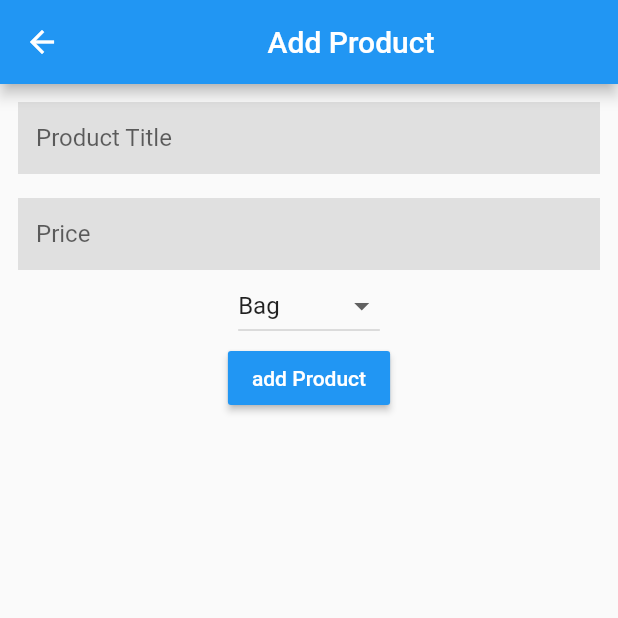
After one commit to cristianfchq/proyWedevsFlutter, a Flutter app: the screen it shows after launch, after a tap on the "add" icon, on a phone screen of 412 x 824 dp, the top half of it. The commit adds this screen. Run offline on Flutter 3.47's test engine with Material 2 defaults, Android fonts, the phone set to English and light mode, and no system bars; our stand-ins replace cloud_firestore, flutter_svg, font_awesome_flutter, get_it, google_fonts; accounts and stored records are empty.

Commit message:
firebase + flutter funcionando

```diff
--- a/lib/bottomNavigationInferior.dart
+++ b/lib/bottomNavigationInferior.dart
@@ -1,7 +1,9 @@
-import 'package:covid19/graphScreenBolivia.dart';
+
+import 'package:covid19/ui/views/bolivia/graphScreenBolivia.dart';
 import 'package:covid19/principalScreen.dart';
 import 'package:flutter/material.dart';
 import 'package:font_awesome_flutter/font_awesome_flutter.dart';
+
 // https://pub.dev/packages/font_awesome_flutter
 // and added
 // font_awesome_flutter: ^8.8.1 in the puscpec.yaml file
--- /dev/null
+++ b/lib/core/models/product.model.dart
@@ -0,0 +1,22 @@
+class Product {
+  String id;
+  String price;
+  String name;
+  String img;
+
+  Product({this.id, this.price, this.name,this.img});
+
+  Product.fromMap(Map snapshot,String id) :
+        id = id ?? '',
+        price = snapshot['price'] ?? '',
+        name = snapshot['name'] ?? '',
+        img = snapshot['img'] ?? '';
+
+  toJson() {
+    return {
+      "price": price,
+      "name": name,
+      "img": img,
+    };
+  }
+}
--- /dev/null
+++ b/lib/core/services/api.dart
@@ -0,0 +1,31 @@
+import 'package:cloud_firestore/cloud_firestore.dart';
+import 'dart:async';
+class Api{
+  final Firestore _db = Firestore.instance;
+  final String path;
+  CollectionReference ref;
+
+  Api( this.path ) {
+    ref = _db.collection(path);
+  }
+
+  Future<QuerySnapshot> getDataCollection() {
+    return ref.getDocuments() ;
+  }
+  Stream<QuerySnapshot> streamDataCollection() {
+    return ref.snapshots() ;
+  }
+  Future<DocumentSnapshot> getDocumentById(String id) {
+    return ref.document(id).get();
+  }
+  Future<void> removeDocument(String id){
+    return ref.document(id).delete();
+  }
+  Future<DocumentReference> addDocument(Map data) {
+    return ref.add(data);
+  }
+  Future<void> updateDocument(Map data , String id) {
+    return ref.document(id).updateData(data) ;
+  }
+
+}
--- /dev/null
+++ b/lib/core/viewmodels/CRUDModel.dart
@@ -0,0 +1,48 @@
+import 'dart:async';
+import 'package:flutter/material.dart';
+import '../../locator.dart';
+import '../services/api.dart';
+import 'package:covid19/core/models/product.model.dart';
+import 'package:cloud_firestore/cloud_firestore.dart';
+
+class CRUDModel extends ChangeNotifier {
+  Api _api = locator<Api>();
+
+  List<Product> products;
+
+
+  Future<List<Product>> fetchProducts() async {
+    var result = await _api.getDataCollection();
+    products = result.documents
+        .map((doc) => Product.fromMap(doc.data, doc.documentID))
+        .toList();
+    return products;
+  }
+
+  Stream<QuerySnapshot> fetchProductsAsStream() {
+    return _api.streamDataCollection();
+  }
+
+  Future<Product> getProductById(String id) async {
+    var doc = await _api.getDocumentById(id);
+    return  Product.fromMap(doc.data, doc.documentID) ;
+  }
+
+
+  Future removeProduct(String id) async{
+     await _api.removeDocument(id) ;
+     return ;
+  }
+  Future updateProduct(Product data,String id) async{
+    await _api.updateDocument(data.toJson(), id) ;
+    return ;
+  }
+
+  Future addProduct(Product data) async{
+    var result  = await _api.addDocument(data.toJson()) ;
+
+    return ;
+
+  }
+
+}
--- /dev/null
+++ b/lib/locator.dart
@@ -0,0 +1,12 @@
+import 'package:get_it/get_it.dart';
+
+import './core/services/api.dart';
+import './core/viewmodels/CRUDModel.dart';
+
+
+GetIt locator = GetIt.instance;
+
+void setupLocator() {
+  locator.registerLazySingleton(() => Api('products'));
+  locator.registerLazySingleton(() => CRUDModel()) ;
+}
--- a/lib/main.dart
+++ b/lib/main.dart
@@ -1,15 +1,46 @@
 import 'package:flutter/material.dart';
-import 'package:covid19/bottomNavigationInferior.dart';
+import 'package:provider/provider.dart';
+import './ui/router.dart';
+import './locator.dart';
+import './core/viewmodels/CRUDModel.dart';
 
-void main() => runApp(MyApp());
+
+void main() {
+  setupLocator();
+  runApp(MyApp());
+}
 
 class MyApp extends StatelessWidget {
   @override
   Widget build(BuildContext context) {
-    return MaterialApp(
-      title: 'Material App',
-      debugShowCheckedModeBanner: false,
-      home: BottomNavigationInferior(),
+    return MultiProvider(
+      providers: [
+        ChangeNotifierProvider(create: (_) => locator<CRUDModel>()),
+      ],
+      child: MaterialApp(
+        debugShowCheckedModeBanner: false,
+        initialRoute: '/',
+        title: 'Material App',
+        theme: ThemeData(),
+        routes: getAplicationRoutes(),
+        onGenerateRoute: Router.generateRoute,
+      ),
     );
   }
 }
+
+// import 'package:flutter/material.dart';
+// import 'package:covid19/bottomNavigationInferior.dart';
+
+// void main() => runApp(MyApp());
+
+// class MyApp extends StatelessWidget {
+//   @override
+//   Widget build(BuildContext context) {
+//     return MaterialApp(
+//       title: 'Material App',
+//       debugShowCheckedModeBanner: false,
+//       home: BottomNavigationInferior(),
+//     );
+//   }
+// }
--- /dev/null
+++ b/lib/ui/router.dart
@@ -0,0 +1,28 @@
+import 'package:covid19/ui/views/ModifyProduct.dart';
+import 'package:flutter/material.dart';
+import 'package:flutter/widgets.dart';
+
+import './views/homeView.dart';
+import './views/addProduct.dart';
+import './views/productDetails.dart';
+
+Map<String, WidgetBuilder> getAplicationRoutes() {
+  return <String, WidgetBuilder>{
+    '/'               : (BuildContext context) => HomeView(),
+    '/addProduct'     : (BuildContext context) => AddProduct(),
+    '/productDetails' : (BuildContext context) => ProductDetails(product: ModalRoute.of(context).settings.arguments),
+    '/productModify'  : (BuildContext context) => ModifyProduct(product: ModalRoute.of(context).settings.arguments)
+  };
+}
+
+class Router {
+  static Route<dynamic> generateRoute(RouteSettings settings) {
+    return MaterialPageRoute(
+      builder: (_) => Scaffold(
+        body: Center(
+          child: Text('No route defined for ${settings.name}'),
+        ),
+      ),
+    );
+  }
+}
--- /dev/null
+++ b/lib/ui/views/ModifyProduct.dart
@@ -0,0 +1,108 @@
+import 'package:flutter/material.dart';
+import 'package:covid19/core/models/product.model.dart';
+import 'package:covid19/core/viewmodels/CRUDModel.dart';
+import 'package:provider/provider.dart';
+
+
+class ModifyProduct extends StatefulWidget {
+  final Product product;
+
+  ModifyProduct({@required this.product});
+
+  @override
+  _ModifyProductState createState() => _ModifyProductState();
+}
+
+class _ModifyProductState extends State<ModifyProduct> {
+  final _formKey = GlobalKey<FormState>();
+
+  String productType ;
+
+  String title ;
+
+  String price ;
+
+  @override
+  Widget build(BuildContext context) {
+    final productProvider = Provider.of<CRUDModel>(context);
+    productType =  widget.product.img[0].toUpperCase() + widget.product.img.substring(1);
+    return Scaffold(
+      appBar: AppBar(
+        title: Center(
+          child: Text('Modify Product Details'),
+        ),
+      ),
+      body: Padding(
+        padding: EdgeInsets.all(12),
+        child: Form(
+          key: _formKey,
+          child: Column(
+            children: <Widget>[
+              TextFormField(
+                  initialValue: widget.product.name,
+                  decoration: InputDecoration(
+                    border: InputBorder.none,
+                    hintText: 'Product Title',
+                    fillColor: Colors.grey[300],
+                    filled: true,
+                  ),
+                  validator: (value) {
+                    if (value.isEmpty) {
+                      return 'Please enter Product Title';
+                    }
+                  },
+                  onSaved: (value) => title = value
+              ),
+              SizedBox(height: 16,),
+              TextFormField(
+                  initialValue: widget.product.price,
+                  keyboardType: TextInputType.numberWithOptions(),
+                  decoration: InputDecoration(
+                    border: InputBorder.none,
+                    hintText: 'Price',
+                    fillColor: Colors.grey[300],
+                    filled: true,
+                  ),
+                  validator: (value) {
+                    if (value.isEmpty) {
+                      return 'Please enter The price';
+                    }
+                  },
+                  onSaved: (value) => price = value
+              ),
+              DropdownButton<String>(
+                value: productType,
+                onChanged: (String newValue) {
+                  setState(() {
+                    productType = newValue;
+                  });
+                },
+                items: <String>['Bag', 'Computer', 'Dress', 'Phone','Shoes']
+                    .map<DropdownMenuItem<String>>((String value) {
+                  return DropdownMenuItem<String>(
+                    value: value,
+                    child: Text(value),
+                  );
+                }).toList(),
+              ),
+              RaisedButton(
+                splashColor: Colors.red,
+                onPressed: () async{
+                  if (_formKey.currentState.validate()) {
+                    _formKey.currentState.save();
+                    await productProvider.updateProduct(Product(name: title,price: price,img: productType.toLowerCase()),widget.product.id);
+                    Navigator.pop(context) ;
+                    Navigator.pop(context) ;
+                  }
+                },
+                child: Text('Modify Product', style: TextStyle(color: Colors.white)),
+                color: Colors.blue,
+              )
+
+            ],
+          ),
+        ),
+      ),
+    );
+  }
+}
--- /dev/null
+++ b/lib/ui/views/addProduct.dart
@@ -0,0 +1,95 @@
+import 'package:flutter/material.dart';
+import 'package:covid19/core/models/product.model.dart';
+import 'package:provider/provider.dart';
+import '../../core/viewmodels/CRUDModel.dart';
+class AddProduct extends StatefulWidget {
+  @override
+  _AddProductState createState() => _AddProductState();
+}
+
+class _AddProductState extends State<AddProduct> {
+  final _formKey = GlobalKey<FormState>();
+  String productType = 'Bag';
+  String title ;
+  String price ;
+
+  @override
+  Widget build(BuildContext context) {
+    var productProvider = Provider.of<CRUDModel>(context) ;
+    return Scaffold(
+      appBar: AppBar(
+        title: Center(
+          child: Text('Add Product'),
+        ),
+      ),
+      body: Padding(
+        padding: EdgeInsets.all(12),
+        child: Form(
+          key: _formKey,
+          child: Column(
+            children: <Widget>[
+              TextFormField(
+                decoration: InputDecoration(
+                  border: InputBorder.none,
+                  hintText: 'Product Title',
+                  fillColor: Colors.grey[300],
+                  filled: true,
+                ),
+                validator: (value) {
+                  if (value.isEmpty) {
+                    return 'Please enter Product Title';
+                  }
+                },
+                  onSaved: (value) => title = value
+              ),
+              SizedBox(height: 16,),
+              TextFormField(
+                keyboardType: TextInputType.numberWithOptions(),
+                decoration: InputDecoration(
+                  border: InputBorder.none,
+                  hintText: 'Price',
+                  fillColor: Colors.grey[300],
+                  filled: true,
+                ),
+                validator: (value) {
+                  if (value.isEmpty) {
+                    return 'Please enter The price';
+                  }
+                },
+                  onSaved: (value) => price = value
+              ),
+              DropdownButton<String>(
+                value: productType,
+                onChanged: (String newValue) {
+                  setState(() {
+                    productType = newValue;
+                  });
+                },
+                items: <String>['Bag', 'Computer', 'Dress', 'Phone','Shoes']
+                    .map<DropdownMenuItem<String>>((String value) {
+                  return DropdownMenuItem<String>(
+                    value: value,
+                    child: Text(value),
+                  );
+                }).toList(),
+              ),
+              RaisedButton(
+                splashColor: Colors.red,
+                onPressed: () async{
+                  if (_formKey.currentState.validate()) {
+                    _formKey.currentState.save();
+                    await productProvider.addProduct(Product(name: title,price: price,img: productType.toLowerCase()));
+                    Navigator.pop(context) ;
+                  }
+                },
+                child: Text('add Product', style: TextStyle(color: Colors.white)),
+                color: Colors.blue,
+              )
+
+            ],
+          ),
+        ),
+      ),
+    );
+  }
+}
--- /dev/null
+++ b/lib/ui/views/homeView.dart
@@ -0,0 +1,51 @@
+import 'package:cloud_firestore/cloud_firestore.dart';
+import 'package:flutter/material.dart';
+import 'package:covid19/core/models/product.model.dart';
+import 'package:covid19/core/viewmodels/CRUDModel.dart';
+import 'package:covid19/ui/widgets/productCard.dart';
+import 'package:provider/provider.dart';
+
+class HomeView extends StatefulWidget {
+  @override
+  _HomeViewState createState() => _HomeViewState();
+}
+
+class _HomeViewState extends State<HomeView> {
+  List<Product> products;
+
+  @override
+  Widget build(BuildContext context) {
+    final productProvider = Provider.of<CRUDModel>(context);
+
+    return Scaffold(
+      floatingActionButton: FloatingActionButton(
+        onPressed: () {
+          Navigator.pushNamed(context, '/addProduct');
+        },
+        child: Icon(Icons.add),
+      ),
+      appBar: AppBar(
+        title: Center(child: Text('Home')),
+      ),
+      body: Container(
+        child: StreamBuilder(
+            stream: productProvider.fetchProductsAsStream(),
+            builder: (context, AsyncSnapshot<QuerySnapshot> snapshot) {
+              if (snapshot.hasData) {
+                products = snapshot.data.documents
+                    .map((doc) => Product.fromMap(doc.data, doc.documentID))
+                    .toList();
+                return ListView.builder(
+                  itemCount: products.length,
+                  itemBuilder: (buildContext, index) =>
+                      ProductCard(productDetails: products[index]),
+                );
+              } else {
+                return Text('fetching');
+              }
+            }),
+      ),
+    );
+    ;
+  }
+}
--- a/pubspec.yaml
+++ b/pubspec.yaml
@@ -58,6 +58,7 @@ flutter:
 
   # To add assets to your application, add an assets section, like this:
   assets:
+    - assets/
     - assets/svgImage/
     - assets/pngImage/
   #   - images/a_dot_ham.jpeg
```
Also changed, not shown: lib/graphScreenBolivia.dart (+50 -34 lines), lib/ui/views/productDetails.dart (added, +72 -0 lines), lib/ui/widgets/productCard.dart (added, +78 -0 lines), assets/bag.jpg (added), assets/computer.jpg (added), assets/dress.jpg (added), assets/phone.jpg (added), assets/shoes.jpg (added), 2 other files.
